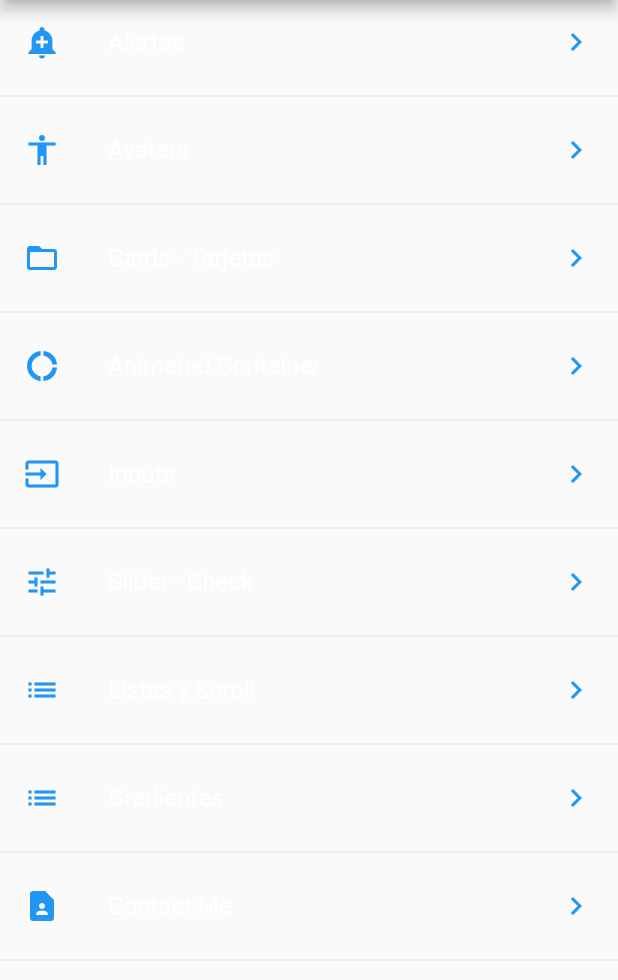
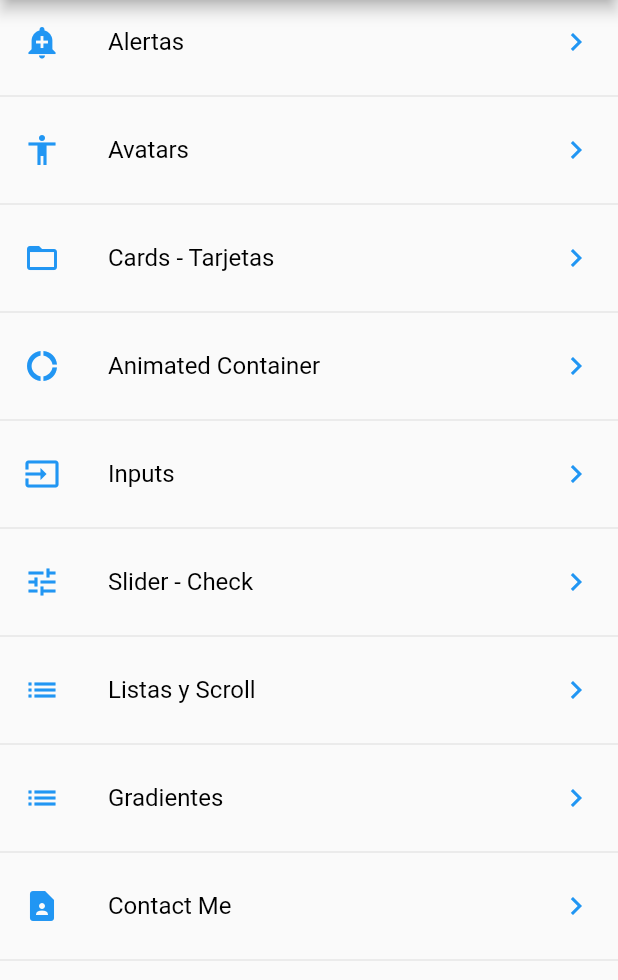
Before and after one commit to deus-magna/componentes, a Flutter app: the screen it shows after launch, on a phone screen of 412 x 824 dp, the part 84-1064 px from its top. Run offline on Flutter 3.47's test engine with Material 2 defaults, Android fonts, the phone set to English and light mode, and no system bars; our stand-ins replace google_fonts.

```diff
--- a/lib/src/screens/home_screen.dart
+++ b/lib/src/screens/home_screen.dart
@@ -15,7 +15,6 @@ class HomeScreen extends StatelessWidget {
 
   // Crea una lista
   Widget _lista() {
-
     // FutureBuilder nos sirve para esperar la carga de datos y cuando estos se terminan de cargar hacer algo
     // future: la funcion que regresa un Future<>
     // initialData: valor por default mientras se traen los datos
@@ -23,28 +22,24 @@ class HomeScreen extends StatelessWidget {
     return FutureBuilder(
       future: menuProvider.cargarData(),
       initialData: [],
-      builder: ( context, AsyncSnapshot<List<dynamic>> snapshot) {
-
+      builder: (context, AsyncSnapshot<List<dynamic>> snapshot) {
         return ListView(
           children: _listaItems(snapshot.data, context),
         );
-
       },
     );
   }
 
   // Tercera forma de cargar items a una lista, usando un forEach
   List<Widget> _listaItems(List<dynamic> data, BuildContext context) {
-
     final List<Widget> opciones = [];
 
-    data.forEach( (opt ) {
-
+    data.forEach((opt) {
       final temp = ListTile(
-        title: Text(opt['texto']),
-        leading: getIcon(opt['icon'] ),
-        trailing:  Icon(Icons.keyboard_arrow_right, color: Colors.blue),
-        onTap: (){
+        title: Text(opt['texto'], style: TextStyle(color: Colors.black)),
+        leading: getIcon(opt['icon']),
+        trailing: Icon(Icons.keyboard_arrow_right, color: Colors.blue),
+        onTap: () {
           // Primera forma de navegacion
           // final route = MaterialPageRoute(
           //   builder: ( context ) => AlertScreen()
```
Also changed, not shown: 42 other files.
